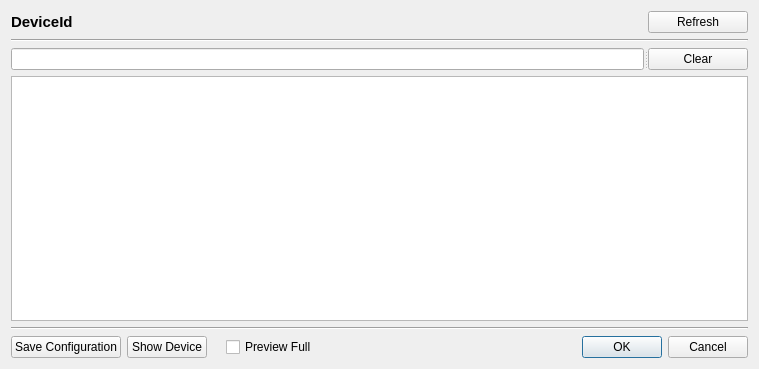
Before: the Qt Designer form src/pythonGui/karabogui/dialogs/ui/config_handle.ui in European-XFEL/Karabo, drawn with Qt 5.
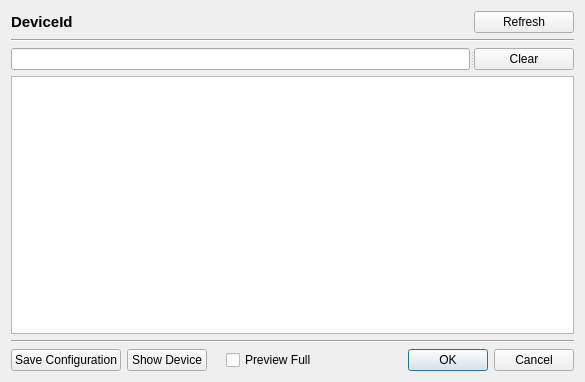
After: the same form once the commit is applied.

```diff
--- a/src/pythonGui/karabogui/dialogs/ui/config_handle.ui
+++ b/src/pythonGui/karabogui/dialogs/ui/config_handle.ui
@@ -6,8 +6,8 @@
    <rect>
     <x>0</x>
     <y>0</y>
-    <width>759</width>
-    <height>369</height>
+    <width>585</width>
+    <height>382</height>
    </rect>
   </property>
   <property name="windowTitle">
```
